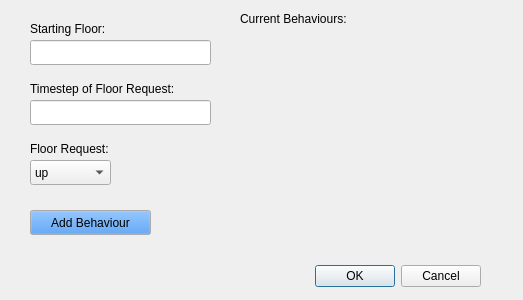
Qt form addpassengerdialog.ui (gracestewart3/COMP3004A3) before a commit.
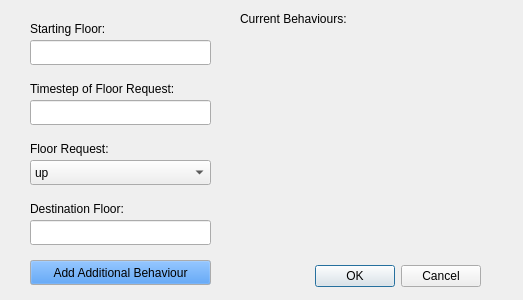
The same form after that commit.

Diff of the .ui file:
```diff
--- a/addpassengerdialog.ui
+++ b/addpassengerdialog.ui
@@ -80,7 +80,7 @@
     <rect>
      <x>30</x>
      <y>160</y>
-     <width>81</width>
+     <width>181</width>
      <height>25</height>
     </rect>
    </property>
@@ -112,8 +112,8 @@
    <property name="geometry">
     <rect>
      <x>30</x>
-     <y>210</y>
-     <width>121</width>
+     <y>260</y>
+     <width>181</width>
      <height>25</height>
     </rect>
    </property>
@@ -155,7 +155,7 @@
     </palette>
    </property>
    <property name="text">
-    <string>Add Behaviour</string>
+    <string>Add Additional Behaviour</string>
    </property>
   </widget>
   <widget class="QLabel" name="label_4">
@@ -190,6 +190,29 @@
     <bool>true</bool>
    </property>
   </widget>
+  <widget class="QLineEdit" name="destination">
+   <property name="geometry">
+    <rect>
+     <x>30</x>
+     <y>220</y>
+     <width>181</width>
+     <height>25</height>
+    </rect>
+   </property>
+  </widget>
+  <widget class="QLabel" name="label_5">
+   <property name="geometry">
+    <rect>
+     <x>30</x>
+     <y>200</y>
+     <width>141</width>
+     <height>17</height>
+    </rect>
+   </property>
+   <property name="text">
+    <string>Destination Floor:</string>
+   </property>
+  </widget>
  </widget>
  <resources/>
  <connections>
```
